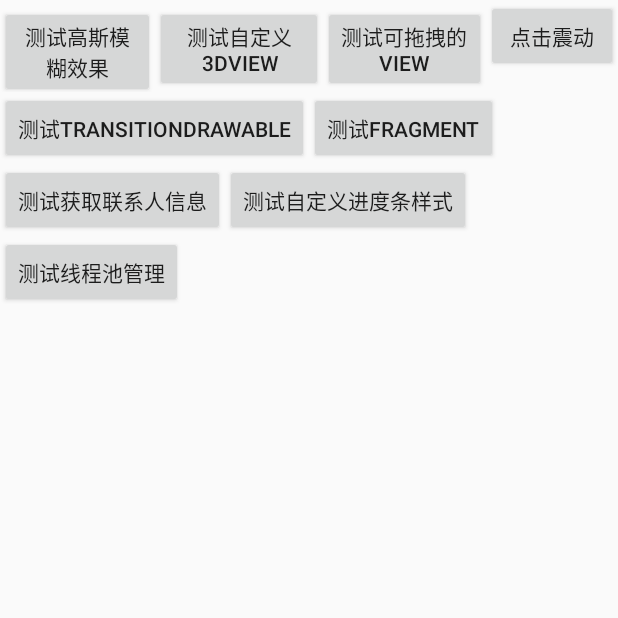
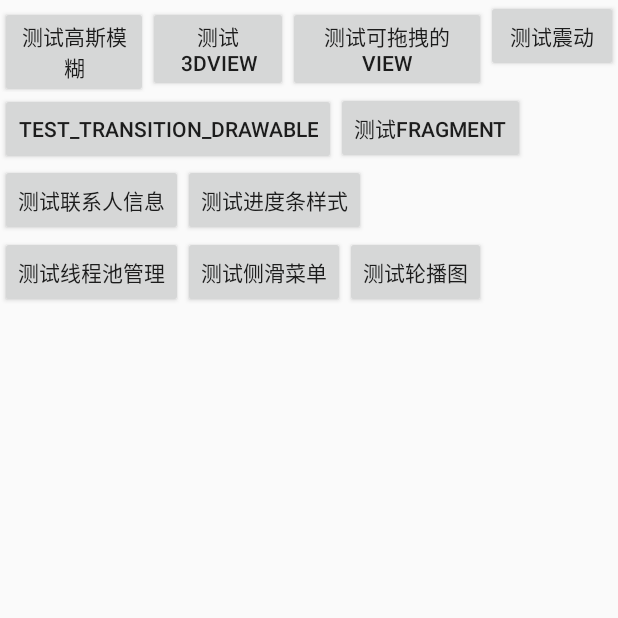
Before and after one commit to LimbF/CustomView, an Android app: the screen it shows after launch (MainActivity), on a phone screen of 412 x 824 dp, the top half of it. Run offline under Robolectric (Android 15) with nearby library versions, the phone set to English and light mode, and no system bars.

Commit message:
bug修复

```diff
--- a/app/build.gradle
+++ b/app/build.gradle
@@ -26,4 +26,5 @@ dependencies {
     compile 'com.android.support:design:23.1.0'
     compile 'com.yalantis:ucrop:1.0.1'
     compile files('libs/pinyin4j-2.5.0.jar')
+    compile project(':viewpagercycle')
 }
--- a/app/src/main/java/com/limb/customview/MainActivity.java
+++ b/app/src/main/java/com/limb/customview/MainActivity.java
@@ -10,8 +10,10 @@ import android.widget.GridView;
 
 import com.limb.customview.activity.ContactsInfoActivity;
 import com.limb.customview.activity.CustProgressActivity;
+import com.limb.customview.activity.CustSlidMenuActivity;
 import com.limb.customview.activity.CustViewDragLayoutActivity;
 import com.limb.customview.activity.Custom3DViewActivity;
+import com.limb.customview.activity.CycleViewpagerActivity;
 import com.limb.customview.activity.DynamicAddViewActivity;
 import com.limb.customview.activity.FragmentActivity;
 import com.limb.customview.activity.Main2Activity;
@@ -35,6 +37,7 @@ public class MainActivity extends AppCompatActivity implements View.OnClickListe
         myVibrator = (Vibrator) getSystemService(Service.VIBRATOR_SERVICE);
         //测试高斯模糊
         findViewById(R.id.btn_test_gsmh).setOnClickListener(this);
+        //3d自定义view
         findViewById(R.id.btn_test_cust3dview).setOnClickListener(this);
         findViewById(R.id.btn_test_custviewdraglayout).setOnClickListener(this);
         findViewById(R.id.btn_test_zhendong).setOnClickListener(this);
@@ -43,6 +46,8 @@ public class MainActivity extends AppCompatActivity implements View.OnClickListe
         findViewById(R.id.btn_test_contact_InfoShow).setOnClickListener(this);
         findViewById(R.id.btn_test_progress_style).setOnClickListener(this);
         findViewById(R.id.btn_test_threedPool_manager).setOnClickListener(this);
+        findViewById(R.id.btn_test_cust_slidmenu).setOnClickListener(this);
+        findViewById(R.id.btn_test_cust_cycleviewpager).setOnClickListener(this);
     }
 
     @Override
@@ -83,6 +88,12 @@ public class MainActivity extends AppCompatActivity implements View.OnClickListe
             case R.id.btn_test_threedPool_manager:
                 startActivity(new Intent(MainActivity.this, ThreedPoolManagerActivity.class));
                 break;
+            case R.id.btn_test_cust_slidmenu:
+                startActivity(new Intent(MainActivity.this, CustSlidMenuActivity.class));
+                break;
+            case R.id.btn_test_cust_cycleviewpager:
+                startActivity(new Intent(MainActivity.this, CycleViewpagerActivity.class));
+                break;
         }
     }
 
--- a/app/src/main/res/layout/activity_main.xml
+++ b/app/src/main/res/layout/activity_main.xml
@@ -12,28 +12,28 @@
             android:id="@+id/btn_test_gsmh"
             android:layout_width="wrap_content"
             android:layout_height="wrap_content"
-            android:text="@string/test_gaosimohu"
+            android:text="测试高斯模糊"
             android:layout_weight="1"
             />
         <Button
             android:id="@+id/btn_test_cust3dview"
             android:layout_width="wrap_content"
             android:layout_height="wrap_content"
-            android:text="@string/test_cust3d_view"
+            android:text="测试3dview"
             android:layout_weight="1"
             />
         <Button
             android:id="@+id/btn_test_custviewdraglayout"
             android:layout_width="wrap_content"
             android:layout_height="wrap_content"
-            android:text="@string/test_custview_dragview"
+            android:text="测试可拖拽的view"
             android:layout_weight="1"
             />
         <Button
             android:id="@+id/btn_test_zhendong"
             android:layout_width="wrap_content"
             android:layout_height="wrap_content"
-            android:text="@string/test_zhendong"
+            android:text="测试震动"
             />
     </LinearLayout>
     <LinearLayout
@@ -43,13 +43,13 @@
             android:id="@+id/btn_test_transition_drawable"
             android:layout_width="wrap_content"
             android:layout_height="wrap_content"
-            android:text="@string/test_transition_drawable"
+            android:text="test_transition_drawable"
             />
         <Button
             android:id="@+id/btn_test_fragment"
             android:layout_width="wrap_content"
             android:layout_height="wrap_content"
-            android:text="@string/test_fragment"
+            android:text="测试fragment"
             />
     </LinearLayout>
     <LinearLayout
@@ -59,13 +59,13 @@
             android:id="@+id/btn_test_contact_InfoShow"
             android:layout_width="wrap_content"
             android:layout_height="wrap_content"
-            android:text="@string/test_contact_info"
+            android:text="测试联系人信息"
             />
         <Button
             android:id="@+id/btn_test_progress_style"
             android:layout_width="wrap_content"
             android:layout_height="wrap_content"
-            android:text="@string/test_progress_style"
+            android:text="测试进度条样式"
             />
     </LinearLayout>
     <LinearLayout
@@ -75,7 +75,19 @@
             android:id="@+id/btn_test_threedPool_manager"
             android:layout_width="wrap_content"
             android:layout_height="wrap_content"
-            android:text="@string/test_threedpool_manager"
+            android:text="测试线程池管理"
+            />
+        <Button
+            android:id="@+id/btn_test_cust_slidmenu"
+            android:layout_width="wrap_content"
+            android:layout_height="wrap_content"
+            android:text="测试侧滑菜单"
+            />
+        <Button
+            android:id="@+id/btn_test_cust_cycleviewpager"
+            android:layout_width="wrap_content"
+            android:layout_height="wrap_content"
+            android:text="测试轮播图"
             />
     </LinearLayout>
 </LinearLayout>
--- a/app/src/main/res/values/colors.xml
+++ b/app/src/main/res/values/colors.xml
@@ -1,5 +1,9 @@
 <?xml version="1.0" encoding="utf-8"?>
 <resources>
+
+    <color name="white">#ffffff</color>
+    <color name="black">#000000</color>
+    <color name="gray">#666666</color>
     <color name="colorPrimary">#3F51B5</color>
     <color name="colorPrimaryDark">#303F9F</color>
     <color name="colorAccent">#FF4081</color>
--- a/app/src/main/res/values/dimens.xml
+++ b/app/src/main/res/values/dimens.xml
@@ -1,6 +1,10 @@
 <resources>
+
     <!-- Default screen margins, per the Android Design guidelines. -->
     <dimen name="activity_horizontal_margin">16dp</dimen>
     <dimen name="activity_vertical_margin">16dp</dimen>
-    <dimen name="fab_margin">16dp</dimen>
+
+    <dimen name="view_small_padding">1dp</dimen>
+    <dimen name="view_padding">6dp</dimen>
+
 </resources>
--- a/app/src/main/res/values/strings.xml
+++ b/app/src/main/res/values/strings.xml
@@ -1,3 +1,4 @@
+<?xml version="1.0" encoding="utf-8"?>
 <resources>
     <string name="app_name">CustomView</string>
     <string name="action_settings">Settings</string>
@@ -7,7 +8,7 @@
     <string name="title_activity_dynamic_add_view">DynamicAddViewActivity</string>
     <string name="title_activity_transition_drawable">TransitionDrawableActivity</string>
 
-<!-- TODO: Remove or change this placeholder text -->
+    <!-- TODO: Remove or change this placeholder text -->
     <string name="hello_blank_fragment">Hello blank fragment</string>
     <string name="test_threedpool_manager">测试线程池管理</string>
     <string name="test_progress_style">测试自定义进度条样式</string>
--- a/app/src/main/res/values/styles.xml
+++ b/app/src/main/res/values/styles.xml
@@ -1,5 +1,4 @@
 <resources>
-
     <!-- Base application theme. -->
     <style name="AppTheme" parent="Theme.AppCompat.Light.DarkActionBar">
         <!-- Customize your theme here. -->
@@ -26,4 +25,5 @@
         <item name="android:windowIsFloating">true</item>
         <item name="android:windowContentOverlay">@null</item>
     </style>
+
 </resources>
```
Also changed, not shown: app/src/main/AndroidManifest.xml (+7 -3 lines), app/src/main/res/layout/activity_main2.xml (+0 -14 lines), 1 other file.
